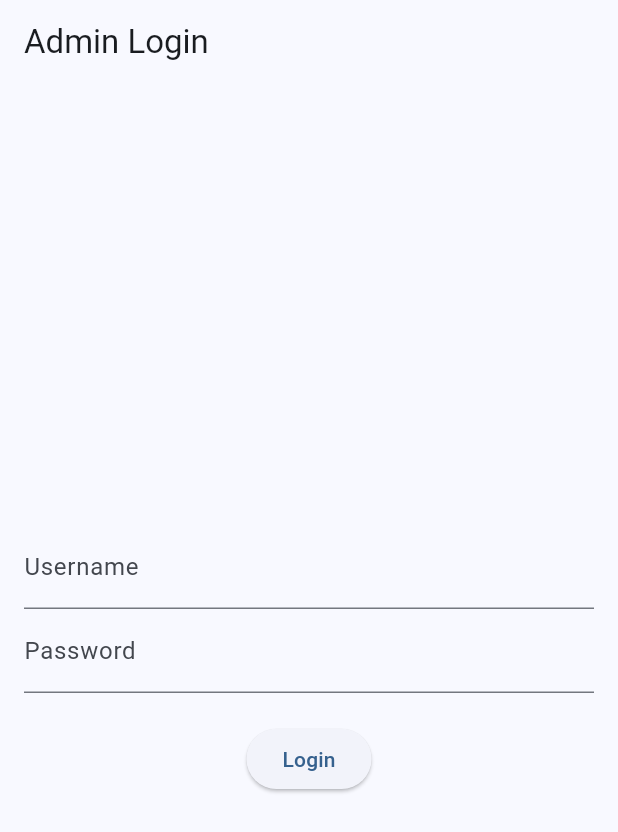
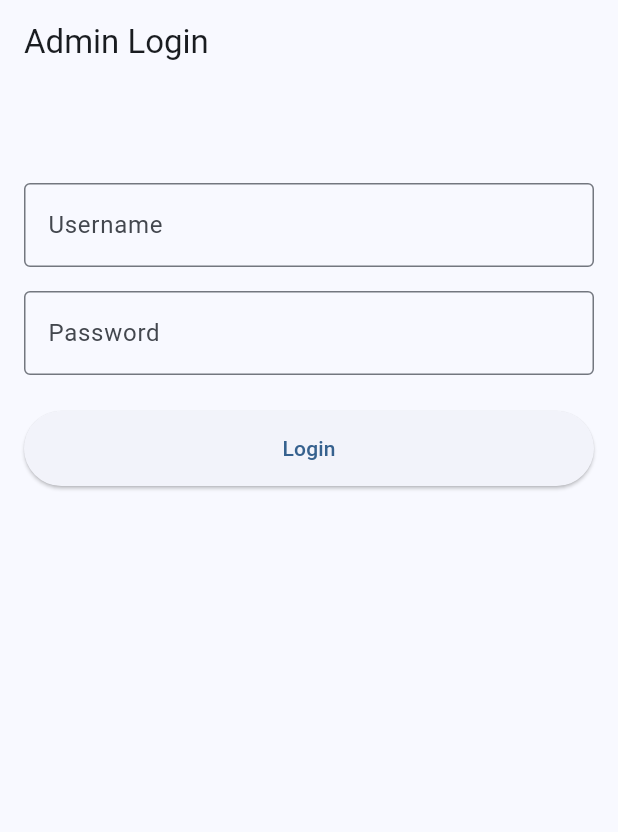
Before and after one commit to xvt6/FlutterPortfolioFrontend, a Flutter app: the LoginPage screen opened by its route, on a phone screen of 412 x 824 dp. Shown: the top 832 px of the screen. Run offline on Flutter 3.47's test engine with Material 3 defaults, Android fonts, the phone set to English and light mode, and no system bars; our stand-ins replace file_picker, go_router, shared_preferences; accounts and stored records are empty; network calls fail.

Commit message:
update login page UI to display token on successful authorization

```diff
--- a/lib/screens/login_page.dart
+++ b/lib/screens/login_page.dart
@@ -14,13 +14,16 @@ class _LoginPageState extends State<LoginPage> {
   final _usernameController = TextEditingController();
   final _passwordController = TextEditingController();
   bool _isLoading = false;
+  String? _displayedToken;
 
   Future<void> _login() async {
     setState(() {
       _isLoading = true;
+      _displayedToken = null;
     });
 
-    final success = await context.read<AuthProvider>().login(
+    final authProvider = context.read<AuthProvider>();
+    final success = await authProvider.login(
           _usernameController.text,
           _passwordController.text,
         );
@@ -28,11 +31,12 @@ class _LoginPageState extends State<LoginPage> {
     if (!mounted) return;
     setState(() {
       _isLoading = false;
+      if (success) {
+        _displayedToken = authProvider.token;
+      }
     });
 
-    if (success) {
-      if (mounted) context.go('/admin');
-    } else {
+    if (!success) {
       if (mounted) {
         ScaffoldMessenger.of(context).showSnackBar(
           const SnackBar(content: Text('Login failed')),
@@ -45,26 +49,62 @@ class _LoginPageState extends State<LoginPage> {
   Widget build(BuildContext context) {
     return Scaffold(
       appBar: AppBar(title: const Text('Admin Login')),
-      body: Padding(
+      body: SingleChildScrollView(
         padding: const EdgeInsets.all(16.0),
         child: Column(
           mainAxisAlignment: MainAxisAlignment.center,
           children: [
+            const SizedBox(height: 50),
             TextField(
               controller: _usernameController,
-              decoration: const InputDecoration(labelText: 'Username'),
+              decoration: const InputDecoration(
+                labelText: 'Username',
+                border: OutlineInputBorder(),
+              ),
             ),
+            const SizedBox(height: 16),
             TextField(
               controller: _passwordController,
-              decoration: const InputDecoration(labelText: 'Password'),
+              decoration: const InputDecoration(
+                labelText: 'Password',
+                border: OutlineInputBorder(),
+              ),
               obscureText: true,
             ),
-            const SizedBox(height: 20),
+            const SizedBox(height: 24),
             _isLoading
                 ? const CircularProgressIndicator()
-                : ElevatedButton(
-                    onPressed: _login,
-                    child: const Text('Login'),
+                : Column(
+                    children: [
+                      ElevatedButton(
+                        onPressed: _login,
+                        style: ElevatedButton.styleFrom(
+                          minimumSize: const Size.fromHeight(50),
+                        ),
+                        child: const Text('Login'),
+                      ),
+                      if (_displayedToken != null) ...[
+                        const SizedBox(height: 30),
+                        const Text(
+                          'Success! Your Token:',
+                          style: TextStyle(fontWeight: FontWeight.bold),
+                        ),
+                        const SizedBox(height: 8),
+                        SelectableText(
+                          _displayedToken!,
+                          textAlign: TextAlign.center,
+                          style: const TextStyle(
+                            fontFamily: 'monospace',
+                            color: Colors.green,
+                          ),
+                        ),
+                        const SizedBox(height: 20),
+                        ElevatedButton(
+                          onPressed: () => context.go('/admin'),
+                          child: const Text('Go to Admin Dashboard'),
+                        ),
+                      ],
+                    ],
                   ),
           ],
         ),
```
